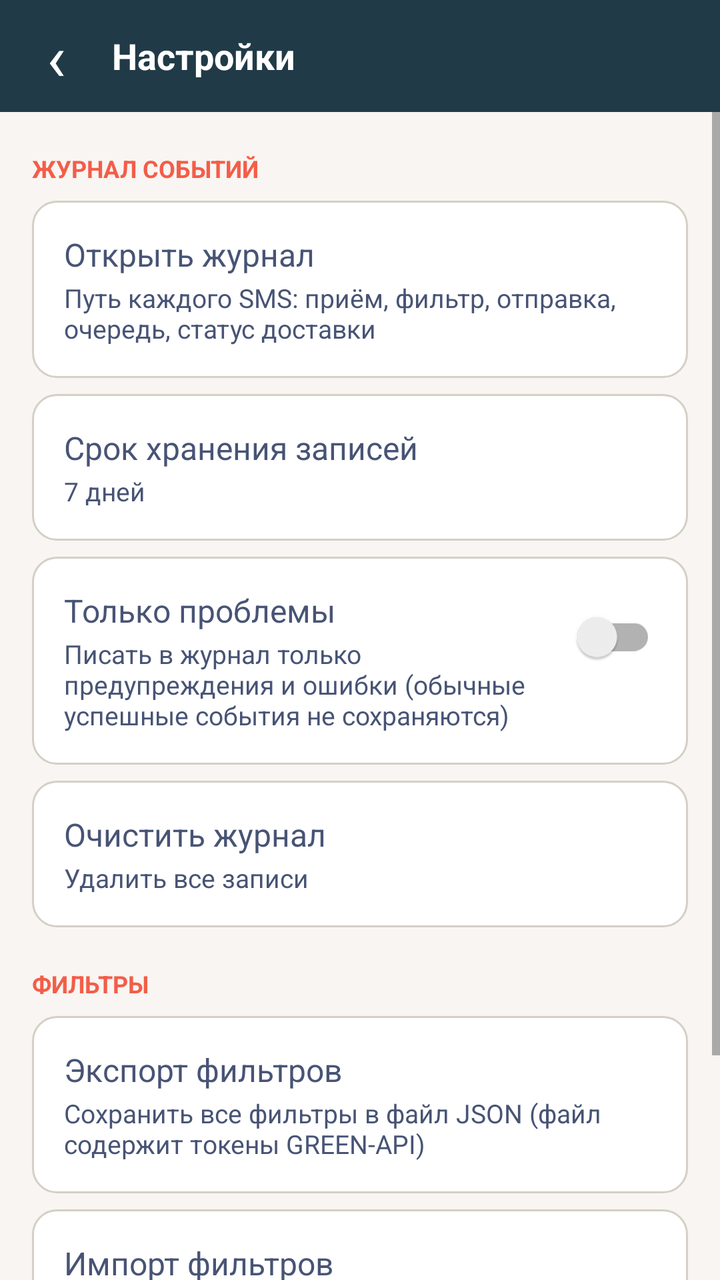
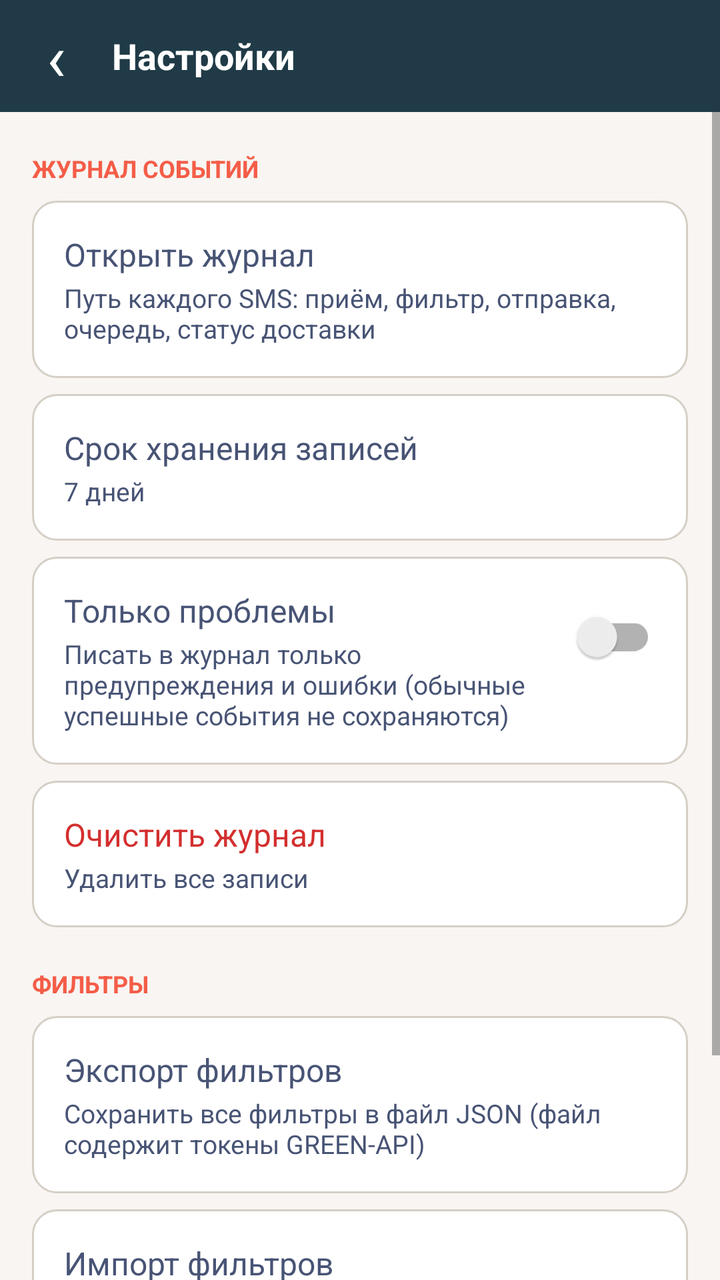

Screens rendered from an Android XML layout before and after an edit, with the pre-edit source and the edit as a unified diff.
<!-- AndroidManifest.xml: activity theme Theme.ForwardSMStoMAX.NoActionBar -->
<!-- res/layout/activity_settings.xml -->
<?xml version="1.0" encoding="utf-8"?>
<LinearLayout xmlns:android="http://schemas.android.com/apk/res/android"
    android:layout_width="match_parent"
    android:layout_height="match_parent"
    android:background="@color/colorPrimaryVariant"
    android:fitsSystemWindows="true"
    android:orientation="vertical">

    
    <LinearLayout
        android:layout_width="match_parent"
        android:layout_height="?attr/actionBarSize"
        android:gravity="center_vertical"
        android:orientation="horizontal">

        <TextView
            android:id="@+id/btn_back"
            android:layout_width="56dp"
            android:layout_height="match_parent"
            android:background="?attr/selectableItemBackground"
            android:clickable="true"
            android:focusable="true"
            android:gravity="center"
            android:text="‹"
            android:textColor="@color/white"
            android:textSize="32sp" />

        <TextView
            android:layout_width="wrap_content"
            android:layout_height="wrap_content"
            android:text="Настройки"
            android:textColor="@color/white"
            android:textSize="18sp"
            android:textStyle="bold" />
    </LinearLayout>

    <ScrollView
        android:layout_width="match_parent"
        android:layout_height="0dp"
        android:layout_weight="1"
        android:background="@color/fonActivity">

        <LinearLayout
            android:layout_width="match_parent"
            android:layout_height="wrap_content"
            android:orientation="vertical"
            android:paddingBottom="24dp">

            
            <TextView
                style="@style/SettingsSection"
                android:text="ЖУРНАЛ СОБЫТИЙ" />

            <LinearLayout
                android:id="@+id/row_open_log"
                style="@style/SettingsRow">

                <TextView
                    style="@style/SettingsTitle"
                    android:text="Открыть журнал" />

                <TextView
                    style="@style/SettingsSubtitle"
                    android:text="Путь каждого SMS: приём, фильтр, отправка, очередь, статус доставки" />
            </LinearLayout>

            <LinearLayout
                android:id="@+id/row_retention"
                style="@style/SettingsRow">

                <TextView
                    style="@style/SettingsTitle"
                    android:text="Срок хранения записей" />

                <TextView
                    android:id="@+id/tv_retention_value"
                    style="@style/SettingsSubtitle"
                    android:text="7 дней" />
            </LinearLayout>

            <LinearLayout
                style="@style/SettingsRow"
                android:id="@+id/row_errors_only"
                android:orientation="horizontal">

                <LinearLayout
                    android:layout_width="0dp"
                    android:layout_height="wrap_content"
                    android:layout_weight="1"
                    android:orientation="vertical">

                    <TextView
                        style="@style/SettingsTitle"
                        android:text="Только проблемы" />

                    <TextView
                        style="@style/SettingsSubtitle"
                        android:text="Писать в журнал только предупреждения и ошибки (обычные успешные события не сохраняются)" />
                </LinearLayout>

                <androidx.appcompat.widget.SwitchCompat
                    android:id="@+id/switch_errors_only"
                    android:layout_width="wrap_content"
                    android:layout_height="wrap_content"
                    android:layout_marginStart="12dp" />
            </LinearLayout>

            <LinearLayout
                android:id="@+id/row_clear_log"
                style="@style/SettingsRow">

                <TextView
                    style="@style/SettingsTitle"
                    android:text="Очистить журнал" />

                <TextView
                    style="@style/SettingsSubtitle"
                    android:text="Удалить все записи" />
            </LinearLayout>

            
            <TextView
                style="@style/SettingsSection"
                android:text="ФИЛЬТРЫ" />

            <LinearLayout
                android:id="@+id/row_export"
                style="@style/SettingsRow">

                <TextView
                    style="@style/SettingsTitle"
                    android:text="Экспорт фильтров" />

                <TextView
                    style="@style/SettingsSubtitle"
                    android:text="Сохранить все фильтры в файл JSON (файл содержит токены GREEN-API)" />
            </LinearLayout>

            <LinearLayout
                android:id="@+id/row_import"
                style="@style/SettingsRow">

                <TextView
                    style="@style/SettingsTitle"
                    android:text="Импорт фильтров" />

                <TextView
                    style="@style/SettingsSubtitle"
                    android:text="Загрузить фильтры из файла JSON: добавить к текущим или заменить все" />
            </LinearLayout>

            
            <TextView
                style="@style/SettingsSection"
                android:text="О ПРИЛОЖЕНИИ" />

            <TextView
                android:id="@+id/tv_version"
                style="@style/SettingsSubtitle"
                android:layout_marginStart="16dp"
                android:layout_marginTop="8dp"
                android:text="Пересылка SMS в MAX" />
        </LinearLayout>
    </ScrollView>
</LinearLayout>
<!-- resources referenced by this layout -->
<resources>
  <color name="colorPrimaryVariant">#203B47</color>
  <color name="fonActivity">#f8f5f2</color>
      // фон для диалога фильтра
  <color name="white">#FFFFFFFF</color>
  <style name="SettingsRow">
          <item name="android:layout_width">match_parent</item>
          <item name="android:layout_height">wrap_content</item>
          <item name="android:layout_marginStart">16dp</item>
          <item name="android:layout_marginEnd">16dp</item>
          <item name="android:layout_marginTop">8dp</item>
          <item name="android:orientation">vertical</item>
          <item name="android:padding">16dp</item>
          <item name="android:clickable">true</item>
          <item name="android:focusable">true</item>
          <item name="android:background">@drawable/bg_settings_row</item>
      </style>
  <style name="SettingsSection">
          <item name="android:layout_width">match_parent</item>
          <item name="android:layout_height">wrap_content</item>
          <item name="android:layout_marginStart">16dp</item>
          <item name="android:layout_marginTop">20dp</item>
          <item name="android:textColor">@color/buttonAdd</item>
          <item name="android:textSize">12sp</item>
          <item name="android:textStyle">bold</item>
      </style>
  <style name="SettingsSubtitle">
          <item name="android:layout_width">match_parent</item>
          <item name="android:layout_height">wrap_content</item>
          <item name="android:layout_marginTop">2dp</item>
          <item name="android:textColor">@color/textHintFilter</item>
          <item name="android:textSize">13sp</item>
      </style>
  <style name="SettingsTitle">
          <item name="android:layout_width">match_parent</item>
          <item name="android:layout_height">wrap_content</item>
          <item name="android:textColor">@color/titleFilter</item>
          <item name="android:textSize">16sp</item>
      </style>
  <style name="Theme.ForwardSMStoMAX.NoActionBar">
          <item name="windowActionBar">false</item>
          <item name="windowNoTitle">true</item>
      </style>
  <!-- drawable bg_settings_row (drawable) -->
  <?xml version="1.0" encoding="utf-8"?>
  <ripple xmlns:android="http://schemas.android.com/apk/res/android"
      android:color="#33203B47">
      <item>
          <shape android:shape="rectangle">
              <solid android:color="#FFFFFF" />
              <stroke
                  android:width="1dp"
                  android:color="#D5CFC6" />
              <corners android:radius="12dp" />
          </shape>
      </item>
  </ripple>
  <color name="buttonAdd">#f45d48</color>
      // фон для активити
  <color name="textHintFilter">#485475</color>
  <color name="titleFilter">#485475</color>
</resources>

<!-- the commit's change to res/layout/activity_settings.xml (unified diff, before → after) -->
@@ -111,7 +111,8 @@
 
                 <TextView
                     style="@style/SettingsTitle"
-                    android:text="Очистить журнал" />
+                    android:text="Очистить журнал"
+                    android:textColor="#D32F2F" />
 
                 <TextView
                     style="@style/SettingsSubtitle"
